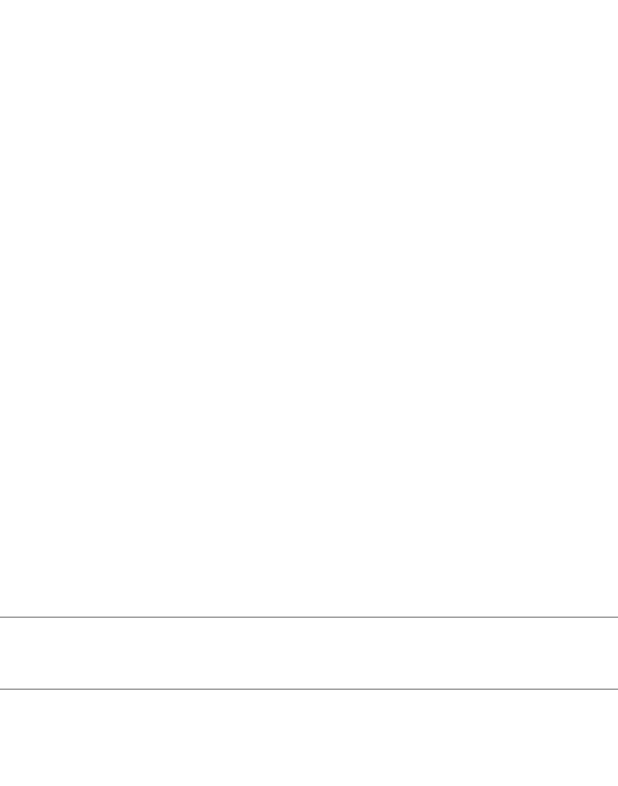
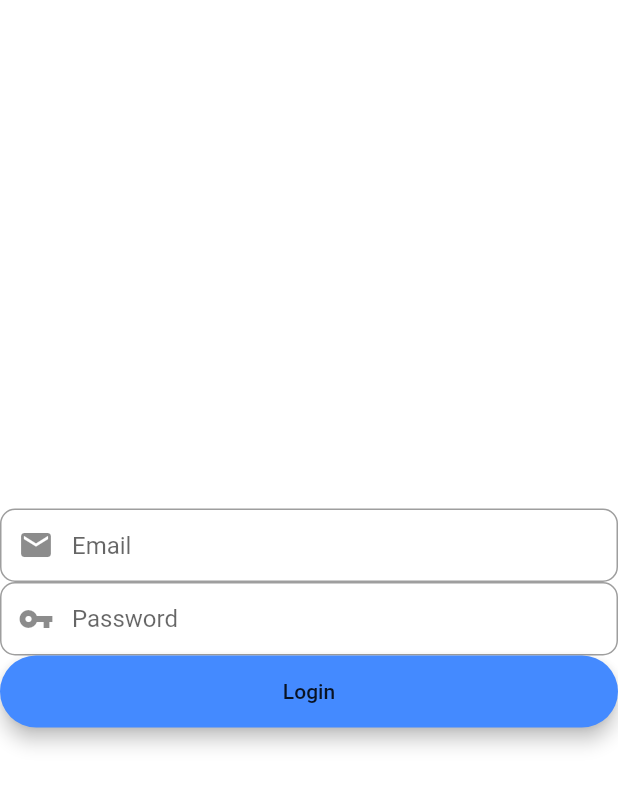
Before and after one commit to Waseem-Mosam/farm_app, a Flutter app: the screen it shows after launch, on a phone screen of 412 x 824 dp. Shown: the top 786 px of the screen. Run offline on Flutter 3.47's test engine with Material 2 defaults, Android fonts, the phone set to English and light mode, and no system bars.

Commit message:
Login ui almost done

```diff
--- a/lib/screens/login_screen.dart
+++ b/lib/screens/login_screen.dart
@@ -30,6 +30,14 @@ class _LoginScreenState extends State<LoginScreen> {
         emailController.text=value!;
       },
       textInputAction: TextInputAction.next,
+      decoration: InputDecoration(
+        prefixIcon: Icon(Icons.mail),
+        contentPadding: EdgeInsets.fromLTRB(20, 15,20, 15),
+        hintText: "Email",
+        border: OutlineInputBorder(
+          borderRadius: BorderRadius.circular(10),
+        )
+      )
 
     );
 
@@ -37,15 +45,34 @@ class _LoginScreenState extends State<LoginScreen> {
     final passwordField = TextFormField(
       autofocus: false,
       controller: passwordController,
+      obscureText: true,
 
       //validator: () {},
       onSaved: (value){
         passwordController.text=value!;
       },
       textInputAction: TextInputAction.done,
-
+        decoration: InputDecoration(
+            prefixIcon: Icon(Icons.vpn_key),
+            contentPadding: EdgeInsets.fromLTRB(20, 15,20, 15),
+            hintText: "Password",
+            border: OutlineInputBorder(
+              borderRadius: BorderRadius.circular(10),
+            )
+        )
     );
 
+    final loginButton = Material(
+      elevation: 5,
+      borderRadius: BorderRadius.circular(30),
+      color: Colors.blueAccent,
+      child: MaterialButton(
+        padding: EdgeInsets.fromLTRB(20, 15,20, 15),
+        minWidth: MediaQuery.of(context).size.width,
+        onPressed: (){},
+        child: Text("Login"),
+      ),
+    );
     return Scaffold(
       backgroundColor: Colors.white,
       body: Center(
@@ -58,6 +85,7 @@ class _LoginScreenState extends State<LoginScreen> {
                 children: <Widget>[
                   emailField,
                   passwordField,
+                  loginButton,
                 ],
               ),
           ),
```
